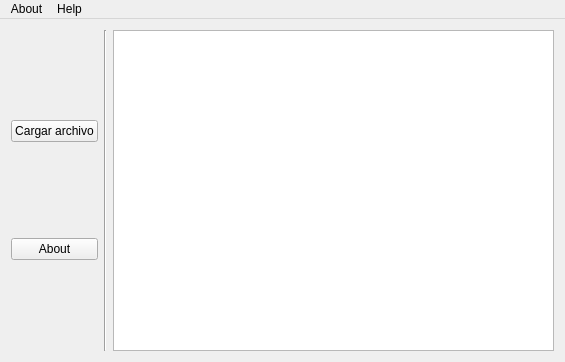
First picture: the form in mainwindow.ui, repository SlyJose/Proyecto---Arquitectura-CPU, before the edit.
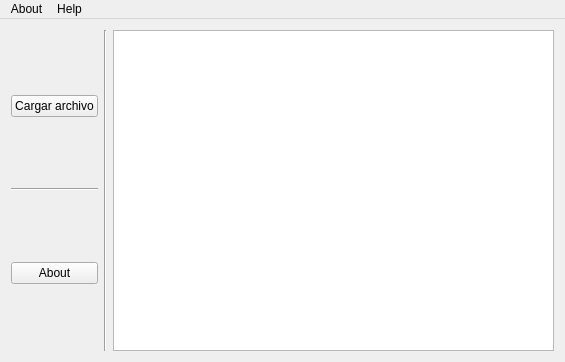
Second picture: the form after the edit.

Commit message: Pequeños ajustes de interfaz

Patch:
```diff
--- a/mainwindow.ui
+++ b/mainwindow.ui
@@ -42,6 +42,13 @@
         </property>
        </widget>
       </item>
+      <item>
+       <widget class="Line" name="line_2">
+        <property name="orientation">
+         <enum>Qt::Horizontal</enum>
+        </property>
+       </widget>
+      </item>
       <item>
        <widget class="QPushButton" name="aboutButton">
         <property name="text">
```
The commit also changes 3 other files.
